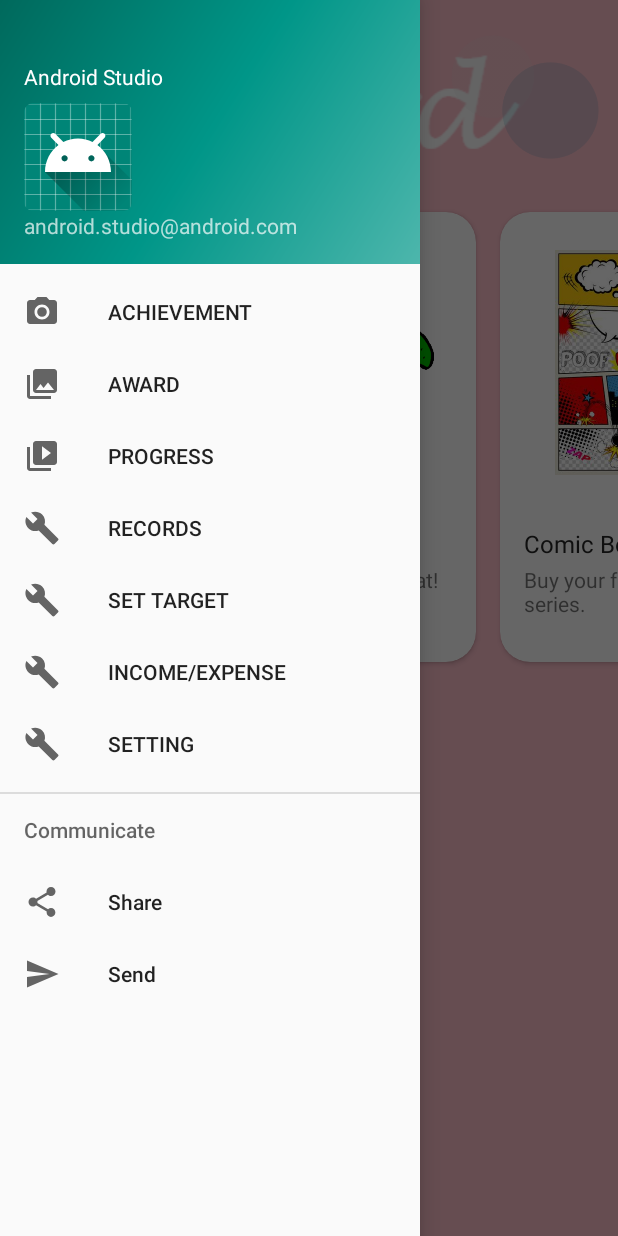
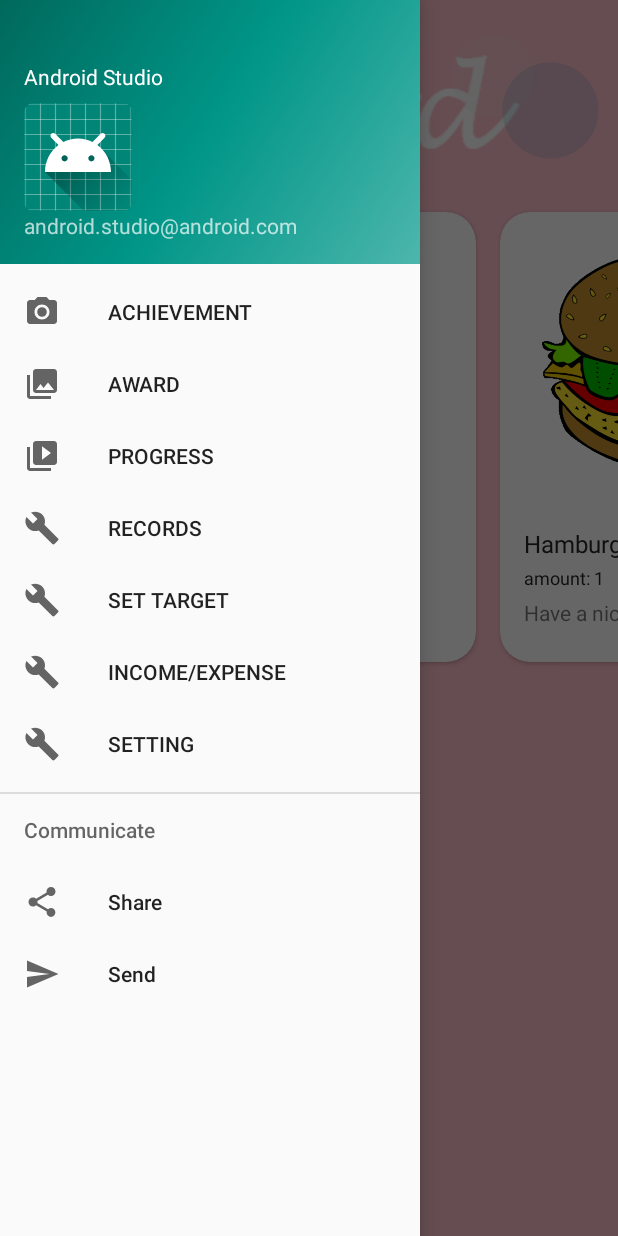
Before and after one commit to mekptang/KidFinance, an Android app: the fragment AwardFragment placed in its activity, with the side drawer open, on a phone screen of 412 x 824 dp. Run offline under Robolectric (Android 15) with nearby library versions, the phone set to English and light mode, and no system bars; 9 statements that could not run were skipped.

Commit message:
Code merging and UI modifying for "SetTargetFragment & Award Fragment"

```diff
--- a/app/src/main/AndroidManifest.xml
+++ b/app/src/main/AndroidManifest.xml
@@ -13,7 +13,8 @@
         android:roundIcon="@mipmap/ic_launcher_round"
         android:supportsRtl="true"
         android:theme="@style/AppTheme">
-        <activity android:name=".ReturnTargetActivity"></activity>
+        <activity android:name=".ReturnDescriptionActivity"></activity>
+        <activity android:name=".ReturnTargetActivity" />
         <activity
             android:name=".MainActivity"
             android:label="@string/app_name"
--- a/app/src/main/java/com/example/kidfinance/AwardFragment.java
+++ b/app/src/main/java/com/example/kidfinance/AwardFragment.java
@@ -1,6 +1,8 @@
 package com.example.kidfinance;
 
 import android.content.Context;
+import android.graphics.Bitmap;
+import android.graphics.BitmapFactory;
 import android.os.Bundle;
 import android.support.annotation.NonNull;
 import android.support.annotation.Nullable;
@@ -15,6 +17,16 @@
 import android.widget.TextView;
 import android.widget.Toast;
 
+import com.google.gson.JsonArray;
+import com.google.gson.JsonElement;
+import com.google.gson.JsonObject;
+import com.google.gson.JsonParser;
+
+import java.io.ByteArrayOutputStream;
+import java.io.File;
+import java.io.FileInputStream;
+import java.io.FileNotFoundException;
+import java.io.IOException;
 import java.util.ArrayList;
 import java.util.List;
 
@@ -29,7 +41,27 @@
     @Nullable
     @Override
     public View onCreateView(LayoutInflater inflater, @Nullable ViewGroup container, @Nullable Bundle saveInstanceState) {
+
         awards = new ArrayList<>();
+
+        //new code by roy
+        String json = loadTextFile("kf_target_awardListJSON_config.txt");
+        JsonArray arr = new JsonParser().parse(json).getAsJsonArray();
+
+
+
+        //new code by roy
+        for (JsonElement je : arr) {
+            JsonObject all = je.getAsJsonObject();
+            String image = all.get("imageResource").getAsString();
+            String name = all.get("itemName").getAsString();
+            String amount = all.get("numberOfItem").getAsString();
+            String description = all.get("description").getAsString();
+
+            AwardModel am = new AwardModel(image, name, amount, description);
+            awards.add(am);
+        }
+
         awards.add(new AwardModel(R.drawable.award_hamburger, "Hamburger", "Have a nice burger for a treat!"));
         awards.add(new AwardModel(R.drawable.award_comic, "Comic Books", "Buy your favourite comic series."));
         awards.add(new AwardModel(R.drawable.award_disney, "Disney Trip", "Go to Disneyland for a nice day."));
@@ -75,6 +107,29 @@
             }
         });
     }
+    public String loadTextFile(String fileName)
+    {
+        String text = "";
+        try {
+            FileInputStream inStream = getContext().openFileInput(fileName);
+            ByteArrayOutputStream stream = new ByteArrayOutputStream();
+            byte[] buffer = new byte[1024];
+            int length = -1;
+            while((length = inStream.read(buffer))!=-1) {
+                stream.write(buffer,0,length);
+            }
+            stream.close();
+            inStream.close();
+            text = stream.toString();
+            Toast.makeText(getContext(),"Loaded",Toast.LENGTH_LONG).show();
+        } catch (FileNotFoundException e) {
+            e.printStackTrace();
+        }
+        catch (IOException e){
+            return e.toString();
+        }
+        return text;
+    }
 }
 
 class AwardAdapter extends PagerAdapter {
@@ -107,10 +162,24 @@
         ImageView image = view.findViewById(R.id.award_image);
         TextView title = view.findViewById(R.id.award_title);
         TextView desc = view.findViewById(R.id.award_desc);
+        TextView amount = view.findViewById(R.id.award_amount);
 
-        image.setImageResource(awards.get(position).getImage());
-        title.setText(awards.get(position).getName());
-        desc.setText(awards.get(position).getDescription());
+        //new code by roy
+        if(awards.get(position).getImage() == -1){
+            File imgFile = new File(awards.get(position).getImage_path());
+            Bitmap myBitmap;
+            myBitmap = BitmapFactory.decodeFile(imgFile.getAbsolutePath());
+
+            image.setImageBitmap(myBitmap);
+            title.setText(awards.get(position).getName());
+            amount.setText("amount: " + awards.get(position).getAmount());
+            desc.setText(awards.get(position).getDescription());
+        }else{
+            image.setImageResource(awards.get(position).getImage());
+            title.setText(awards.get(position).getName());
+            desc.setText(awards.get(position).getDescription());
+            amount.setText("amount: " + 1);
+        }
 
         container.addView(view, 0);
 
--- a/app/src/main/java/com/example/kidfinance/AwardModel.java
+++ b/app/src/main/java/com/example/kidfinance/AwardModel.java
@@ -5,11 +5,26 @@
     private String name;
     private String description;
 
+    //new code by roy
+    private String image_path;
+    private String amount;
+
+    //new code by roy
+    AwardModel(String image, String name, String amount, String description) {
+        this.name = name;
+        this.image_path = image;
+        this.amount = amount;
+        this.description = description;
+        this.image = -1;
+    }
+
     AwardModel(int image, String name, String description) {
         this.name = name;
         this.image = image;
         this.description = description;
     }
+
+
 
     int getImage() {
         return image;
@@ -35,4 +50,13 @@
         this.description = description;
     }
 
+    //new code by roy
+    String getImage_path(){
+        return image_path;
+    }
+
+    String getAmount(){
+        return amount;
+    }
+
 }
--- a/app/src/main/java/com/example/kidfinance/ProgessFragment.java
+++ b/app/src/main/java/com/example/kidfinance/ProgessFragment.java
@@ -10,6 +10,9 @@
 import android.widget.ProgressBar;
 import android.widget.TextView;
 import android.widget.Toast;
+
+import com.google.gson.JsonObject;
+import com.google.gson.JsonParser;
 
 import java.io.ByteArrayOutputStream;
 import java.io.FileInputStream;
@@ -35,7 +38,7 @@
         String tempVal = loadTextFile("kf_target_money_config.txt");
         if(tempVal != ""){
             targetValue = Integer.parseInt(tempVal);
-        }else{
+        }else {
             targetValue = 0;
         }
 
--- a/app/src/main/res/layout/award_item.xml
+++ b/app/src/main/res/layout/award_item.xml
@@ -36,12 +36,23 @@
                 android:textSize="16sp" />
 
             <TextView
+                android:id="@+id/award_amount"
+                android:layout_width="wrap_content"
+                android:layout_height="wrap_content"
+                android:layout_below="@+id/award_title"
+                android:layout_marginLeft="16dp"
+                android:layout_marginTop="3dp"
+                android:text="Testing amount"
+                android:textColor="#262626"
+                android:textSize="12sp" />
+
+            <TextView
                 android:id="@+id/award_desc"
                 android:layout_width="wrap_content"
                 android:layout_height="wrap_content"
-                android:layout_below="@id/award_title"
+                android:layout_below="@+id/award_amount"
                 android:layout_marginLeft="16dp"
-                android:layout_marginTop="3dp"
+                android:layout_marginTop="5dp"
                 android:layout_marginRight="16dp"
                 android:drawablePadding="10dp"
                 android:ellipsize="end"
```
Also changed, not shown: app/src/main/java/com/example/kidfinance/ItemListSample.java (+10 -0 lines), app/src/main/java/com/example/kidfinance/ReturnDescriptionActivity.java (added, +43 -0 lines), app/src/main/java/com/example/kidfinance/SetTargetFragment.java (+20 -7 lines), app/src/main/res/layout/activity_return_description.xml (added, +52 -0 lines), app/src/main/res/drawable-v21/input_item_description.png (added), 1 other file.
